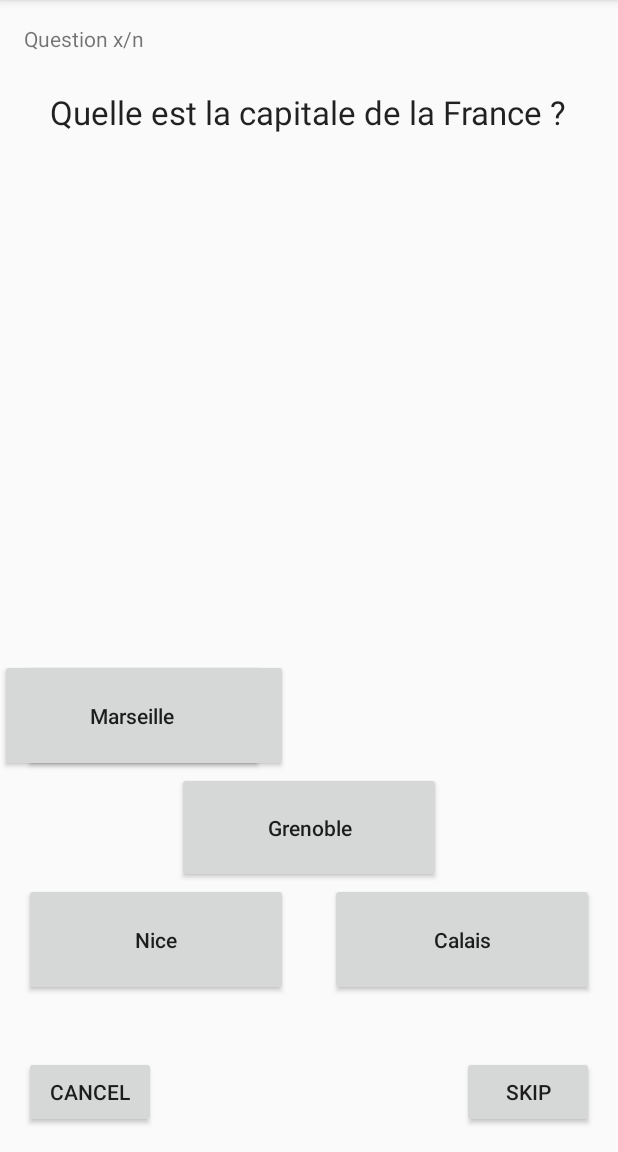
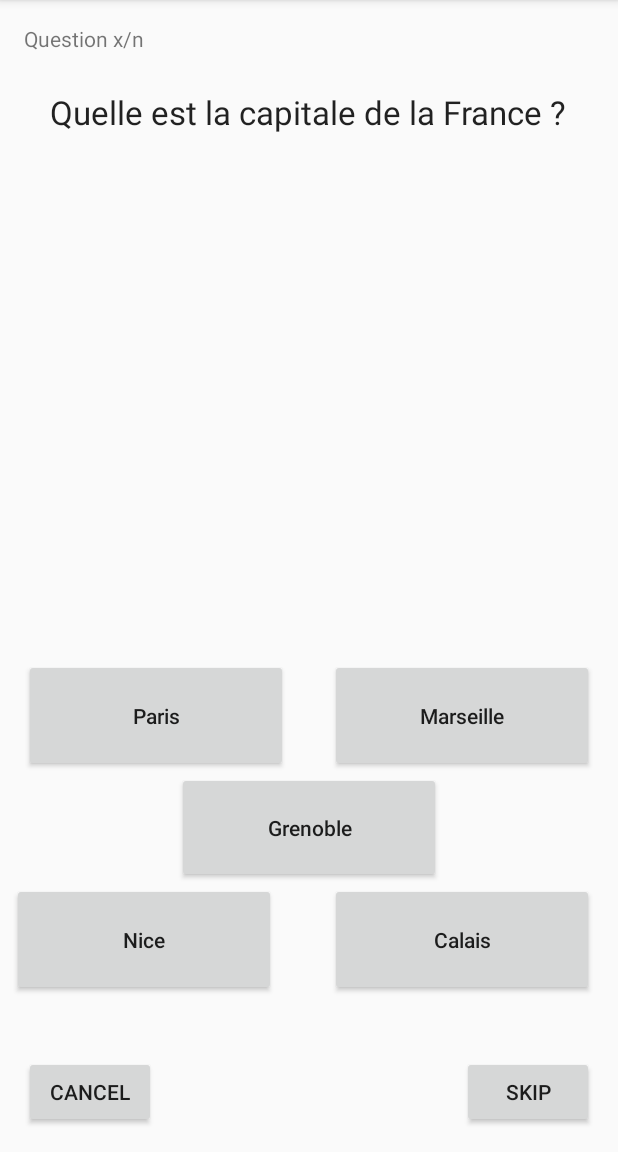
Before and after one commit to melvinschultz/FiveHockk, an Android app: the QuestionActivity screen opened directly, with no data from a screen before it, on a phone screen of 412 x 824 dp, the part 84-1236 px from its top. Run offline under Robolectric (Android 15) with nearby library versions, the phone set to English and light mode, and no system bars.

Commit message:
Rectification bug Affichage question

```diff
--- a/app/src/main/res/layout/activity_question.xml
+++ b/app/src/main/res/layout/activity_question.xml
@@ -50,8 +50,9 @@
         android:layout_height="75dp"
         android:id="@+id/buttonAnswerTwo"
         android:textAllCaps="false"
-        tools:layout_editor_absoluteX="192dp"
-        app:layout_constraintBottom_toTopOf="@+id/buttonAnswerThree" />
+        app:layout_constraintBottom_toTopOf="@+id/buttonAnswerThree"
+        android:layout_marginEnd="16dp"
+        app:layout_constraintRight_toRightOf="parent" />
 
     <Button
         android:text="Answer 3"
@@ -71,7 +72,7 @@
         android:layout_height="75dp"
         android:id="@+id/buttonAnswerFour"
         android:textAllCaps="false"
-        android:layout_marginStart="16dp"
+        android:layout_marginStart="8dp"
         app:layout_constraintLeft_toLeftOf="parent"
         app:layout_constraintBottom_toBottomOf="parent"
         android:layout_marginBottom="104dp" />
@@ -88,7 +89,7 @@
         android:layout_marginBottom="104dp" />
 
     <Button
-        android:text="Cancel"
+        android:text="@string/cancel"
         android:layout_width="wrap_content"
         android:layout_height="wrap_content"
         android:id="@+id/buttonCancel"
@@ -101,12 +102,13 @@
         android:layout_marginBottom="16dp" />
 
     <Button
-        android:text="Skip"
-        android:layout_width="wrap_content"
-        android:layout_height="wrap_content"
+        android:text="@string/skip"
+        android:layout_width="88dp"
+        android:layout_height="48dp"
         android:id="@+id/buttonSkip"
         android:layout_marginEnd="16dp"
         app:layout_constraintRight_toRightOf="parent"
         app:layout_constraintBottom_toBottomOf="parent"
-        android:layout_marginBottom="16dp" />
+        android:layout_marginBottom="16dp"
+        android:elevation="0dp" />
 </android.support.constraint.ConstraintLayout>
--- a/app/src/main/res/values/strings.xml
+++ b/app/src/main/res/values/strings.xml
@@ -4,4 +4,6 @@
     <string name="correct_questions">CORRECT QUESTIONS</string>
     <string name="start_a_quiz">START A QUIZ</string>
     <string name="answer_1">Answer 1</string>
+    <string name="cancel">Cancel</string>
+    <string name="skip">Skip</string>
 </resources>
```
